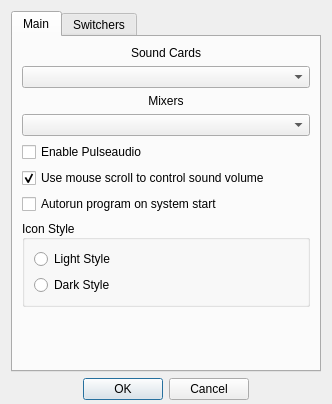
Old version of the form qt/qtalsavolume/settingsdialog.ui in the repository Vitozz/kukuruzo.
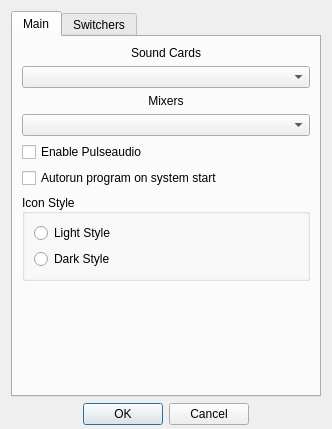
New version of the form.

Commit message: Updated qtalsavolume. Fixes in work with mouse. Removed not needed features

Patch:
```diff
--- a/qt/qtalsavolume/settingsdialog.ui
+++ b/qt/qtalsavolume/settingsdialog.ui
@@ -7,7 +7,7 @@
     <x>0</x>
     <y>0</y>
     <width>332</width>
-    <height>404</height>
+    <height>429</height>
    </rect>
   </property>
   <property name="sizePolicy">
@@ -118,16 +118,6 @@
            </property>
           </widget>
          </item>
-         <item>
-          <widget class="QCheckBox" name="useScrollBox">
-           <property name="text">
-            <string>Use mouse scroll to control sound volume</string>
-           </property>
-           <property name="checked">
-            <bool>true</bool>
-           </property>
-          </widget>
-         </item>
          <item>
           <widget class="QCheckBox" name="isAutorun">
            <property name="sizePolicy">
```
The commit also changes 11 other files.
